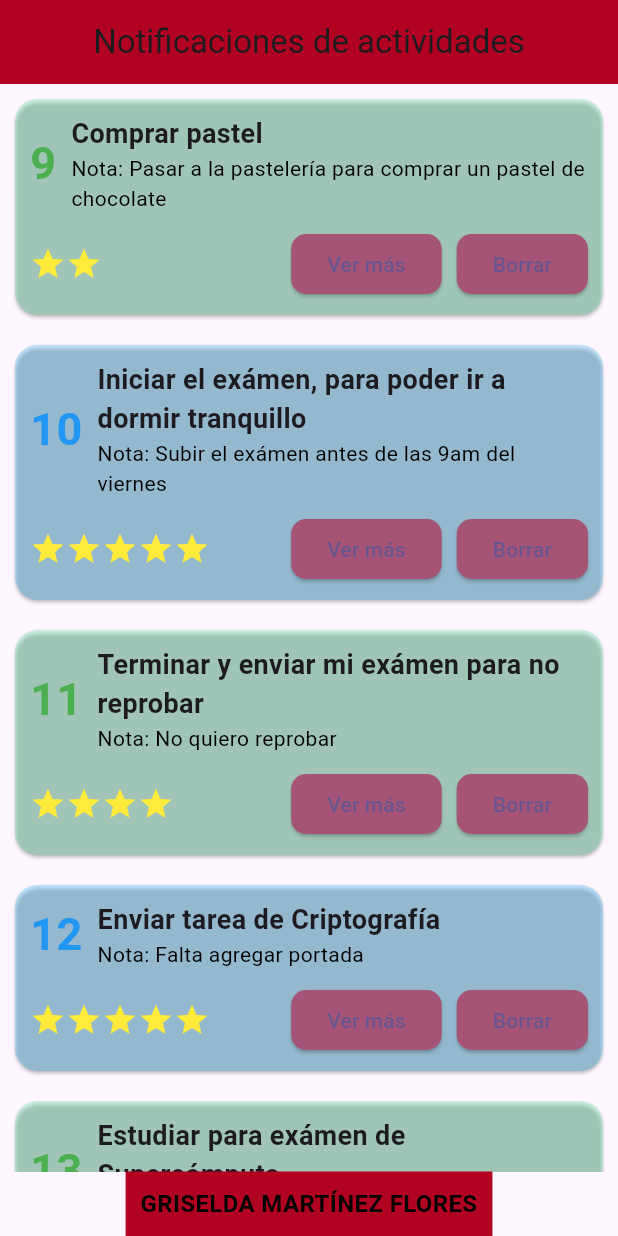
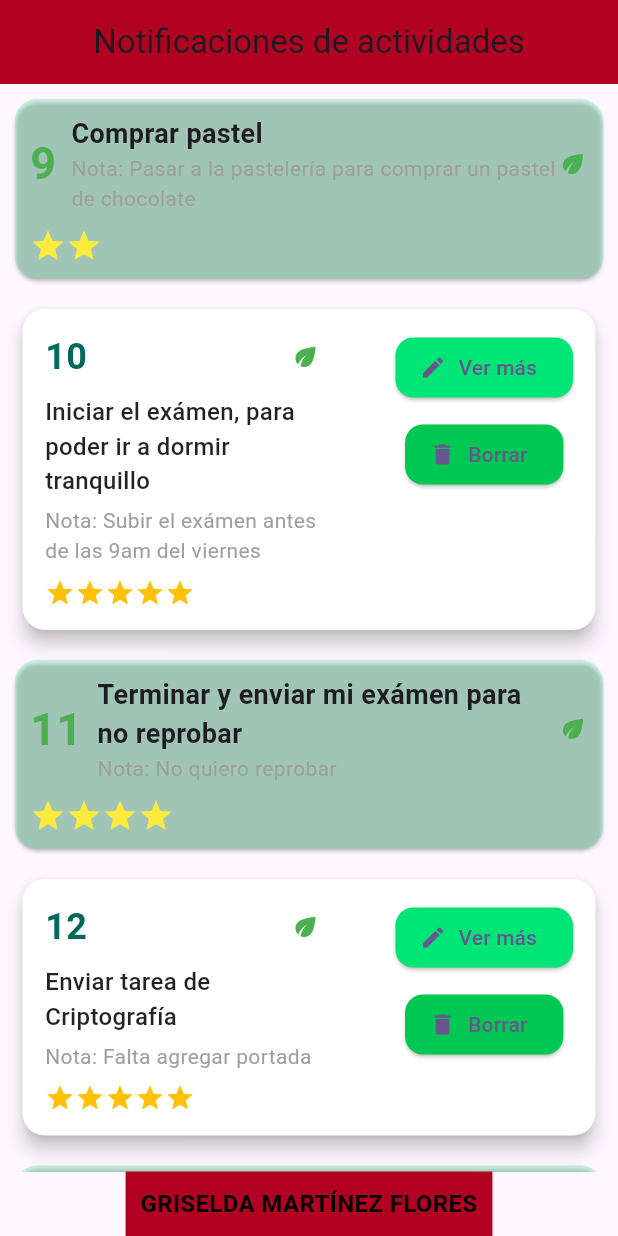
Before and after one commit to Fundamentos-Moviles/examen-i-GrisMF, a Flutter app: the screen it shows after launch, on a phone screen of 412 x 824 dp. Run offline on Flutter 3.47's test engine with Material 3 defaults, Android fonts, the phone set to English and light mode, and no system bars.

Commit message:
eventos en las cards

```diff
--- a/lib/home.dart
+++ b/lib/home.dart
@@ -75,90 +75,112 @@ class CustomCard extends StatelessWidget {
 
   @override
   Widget build(BuildContext context) {
-    return isEven ? _buildEvenCard() : _buildOddCard();
+    return isEven ? _buildEvenCard(context) : _buildOddCard(context);
   }
 
-  // Diseño para números pares
-  Widget _buildEvenCard() {
+  //Diseño pares
+  Widget _buildEvenCard(BuildContext context) {
     return Card(
-      margin: const EdgeInsets.all(10),
+      margin: const EdgeInsets.symmetric(vertical: 10, horizontal: 15),
       shape: RoundedRectangleBorder(
-        borderRadius: BorderRadius.circular(15),
+        borderRadius: BorderRadius.circular(15), // Bordes redondeados
       ),
-      color: Colors.lightBlueAccent.withOpacity(0.3), // Color de fondo diferente
+      elevation: 5, // Sombra para un ligero efecto flotante
+      color: Colors.white, // Fondo blanco de la tarjeta
       child: Padding(
-        padding: const EdgeInsets.all(10),
+        padding: const EdgeInsets.all(15), // Espacio interno de la tarjeta
+        child: Row(
+          crossAxisAlignment: CrossAxisAlignment.start,
+          children: [
+            // Columna principal con número, título y descripción
+            Expanded(
               child: Column(
                 crossAxisAlignment: CrossAxisAlignment.start,
                 children: [
                   Row(
                     children: [
+                      // Número grande
                       Text(
                         numero.toString(),
-                  style: const TextStyle(
-                    fontSize: 30,
+                        style: TextStyle(
+                          fontSize: 24,
                           fontWeight: FontWeight.bold,
-                    color: Colors.blue,
+                          color: Colors.teal[800], // Color del número
                         ),
                       ),
-                const SizedBox(width: 10),
-                Expanded(
-                  child: Column(
-                    crossAxisAlignment: CrossAxisAlignment.start,
-                    children: [
+                      const Spacer(), // Para empujar el ícono al lado derecho
+                      // Ícono en la esquina superior derecha
+                      const Icon(
+                        Icons.eco, // Icono de hoja (puedes cambiarlo si es necesario)
+                        color: Colors.green,
+                        size: 20,
+                      ),
+                    ],
+                  ),
+                  const SizedBox(height: 8), // Espacio entre elementos
+                  // Título de la actividad
                   Text(
                     titulo,
                     style: const TextStyle(
-                          fontSize: 18,
-                          fontWeight: FontWeight.bold,
+                      fontSize: 16,
+                      fontWeight: FontWeight.w500,
+                      color: Colors.black87, // Color del texto
                     ),
                   ),
+                  const SizedBox(height: 5),
+                  // Descripción o nota
                   Text(
                     'Nota: $descripcion',
                     style: const TextStyle(
                       fontSize: 14,
-                          color: Fondo.a,
+                      color: Colors.grey, // Color del texto más suave
+                    ),
+                  ),
+                  const SizedBox(height: 8),
+                  // Estrellas de calificación
+                  Row(
+                    children: List.generate(
+                      estrellas,
+                          (index) => const Icon(Icons.star, color: Colors.amber, size: 20),
                     ),
                   ),
                 ],
               ),
             ),
-              ],
-            ),
-            const SizedBox(height: 10),
-            Row(
-              mainAxisAlignment: MainAxisAlignment.spaceBetween,
+            // Espacio horizontal entre las columnas
+            const SizedBox(width: 50),
+            // Columna de botones "Ver más" y "Borrar"
+            Column(
               children: [
-                Row(
-                  children: List.generate(
-                    estrellas,
-                        (index) => const Icon(Icons.star, color: Colors.yellow),
+                ElevatedButton.icon(
+                  onPressed: () {
+                    Navigator.push(
+                      context,
+                      MaterialPageRoute(builder: (context) => MoreInfo()),
+                    );
+                  },
+                  icon: const Icon(Icons.edit, size: 18),
+                  label: const Text('Ver más'),
+                  style: ElevatedButton.styleFrom(
+                    backgroundColor: Colors.greenAccent[400],
+                    shape: RoundedRectangleBorder(
+                      borderRadius: BorderRadius.circular(12),
                     ),
                   ),
-                Row(
-                  children: [
-                    ElevatedButton(
-                      onPressed: () {},
+                ),
+                const SizedBox(height: 10), // Espacio entre los botones
+                ElevatedButton.icon(
+                  onPressed: () {
+                    // Aquí puedes agregar la lógica para borrar
+                  },
+                  icon: const Icon(Icons.delete, size: 18),
+                  label: const Text('Borrar'),
                   style: ElevatedButton.styleFrom(
-                        backgroundColor:Fondo.botones,
+                    backgroundColor: Colors.greenAccent[700],
                     shape: RoundedRectangleBorder(
-                          borderRadius: BorderRadius.circular(10.0),
+                      borderRadius: BorderRadius.circular(12),
                     ),
                   ),
-                      child: const Text('Ver más'),
-                    ),
-                    const SizedBox(width: 10),
-                    ElevatedButton(
-                      onPressed: () {},
-                      style: ElevatedButton.styleFrom(
-                        backgroundColor: Fondo.botones,
-                        shape: RoundedRectangleBorder(
-                          borderRadius: BorderRadius.circular(10.0),
-                        ),
-                      ),
-                      child: const Text('Borrar'),
-                    ),
-                  ],
                 ),
               ],
             ),
@@ -169,8 +191,15 @@ class CustomCard extends StatelessWidget {
   }
 
   // Diseño para números impares
-  Widget _buildOddCard() {
-    return Card(
+  Widget _buildOddCard(BuildContext context) {
+    return InkWell(
+      onTap: () {
+        Navigator.push(
+          context,
+          MaterialPageRoute(builder: (context) => MoreInfo()),
+        );
+      },
+      child: Card(
         margin: const EdgeInsets.all(10),
         shape: RoundedRectangleBorder(
           borderRadius: BorderRadius.circular(15),
@@ -183,6 +212,7 @@ class CustomCard extends StatelessWidget {
             children: [
               Row(
                 children: [
+                  // Texto con el número
                   Text(
                     numero.toString(),
                     style: const TextStyle(
@@ -192,10 +222,13 @@ class CustomCard extends StatelessWidget {
                     ),
                   ),
                   const SizedBox(width: 10),
+
+                  // Expande para usar el espacio disponible
                   Expanded(
                     child: Column(
                       crossAxisAlignment: CrossAxisAlignment.start,
                       children: [
+                        // Título de la actividad
                         Text(
                           titulo,
                           style: const TextStyle(
@@ -203,58 +236,44 @@ class CustomCard extends StatelessWidget {
                             fontWeight: FontWeight.bold,
                           ),
                         ),
+                        // Descripción o nota
                         Text(
                           'Nota: $descripcion',
                           style: const TextStyle(
                             fontSize: 14,
-                          color: Fondo.a,
+                            color: Colors.grey,
                           ),
                         ),
                       ],
                     ),
                   ),
+                  // Añadir el ícono en la esquina superior derecha
+                  const Icon(
+                    Icons.eco, // Icono de hoja o el que prefieras
+                    color: Colors.green, // Color del ícono
+                    size: 20, // Tamaño del ícono
+                  ),
                 ],
               ),
               const SizedBox(height: 10),
+              // Estrellas y botones
               Row(
                 mainAxisAlignment: MainAxisAlignment.spaceBetween,
                 children: [
+                  // Mostrar las estrellas
                   Row(
                     children: List.generate(
                       estrellas,
                           (index) => const Icon(Icons.star, color: Colors.yellow),
                     ),
                   ),
-                Row(
-                  children: [
-                    ElevatedButton(
-                      onPressed: () {},
-                      style: ElevatedButton.styleFrom(
-                        backgroundColor: Fondo.botones,
-                        shape: RoundedRectangleBorder(
-                          borderRadius: BorderRadius.circular(10.0),
-                        ),
-                      ),
-                      child: const Text('Ver más'),
-                    ),
-                    const SizedBox(width: 10),
-                    ElevatedButton(
-                      onPressed: () {},
-                      style: ElevatedButton.styleFrom(
-                        backgroundColor: Fondo.botones,
-                        shape: RoundedRectangleBorder(
-                          borderRadius: BorderRadius.circular(10.0),
-                        ),
-                      ),
-                      child: const Text('Borrar'),
-                    ),
-                  ],
-                ),
                 ],
               ),
             ],
           ),
         ),
+      ),
     );
   }
+
 }
--- a/lib/utils/constante.dart
+++ b/lib/utils/constante.dart
@@ -4,6 +4,7 @@ const errorMsg= Colors.black;
 const texto=Colors.white;
 const a=Colors.black ;
 const b=Colors.blueGrey;
+const c=Colors.grey;
 
 ///Combinacion 2
 const fondo = Color(0xff520120);
```
Lines whose indentation alone changed are shown as unchanged.
